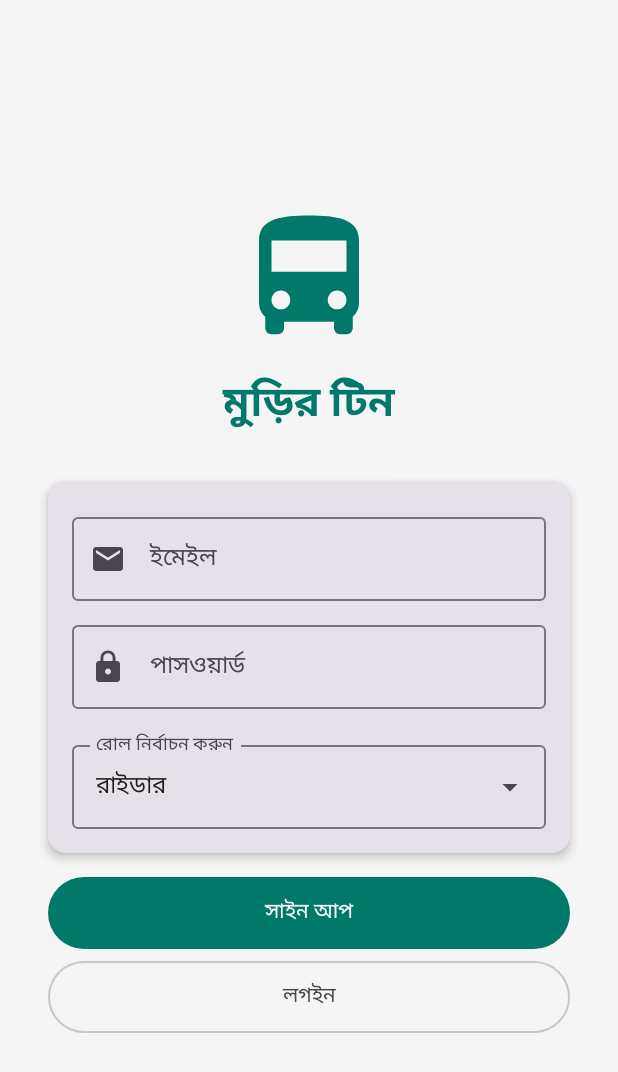
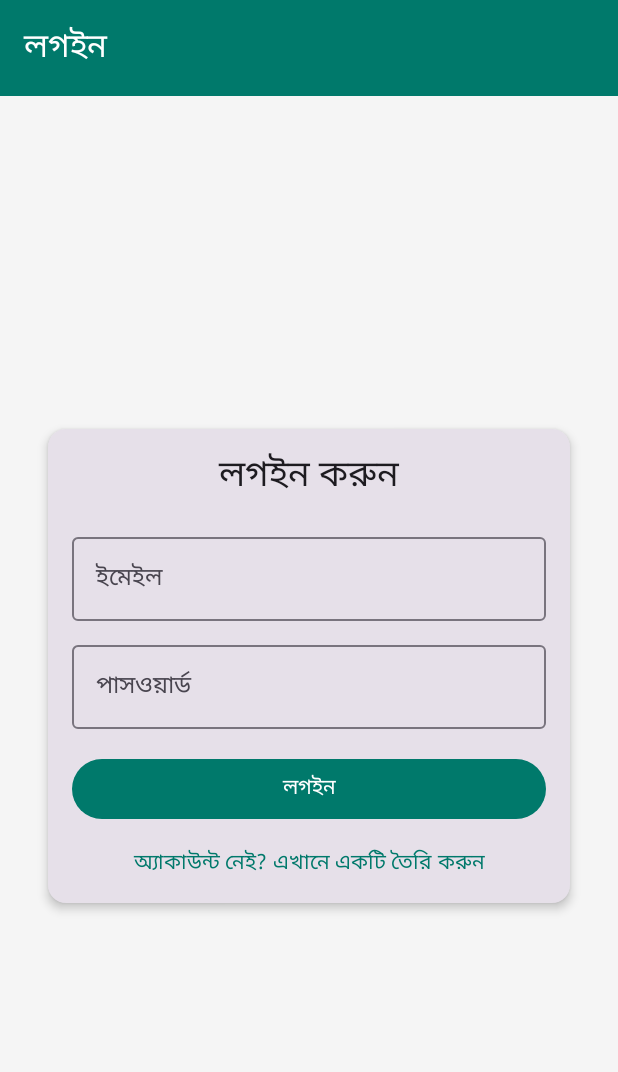
Before and after one commit to SimkiJahara/MurirTin, an Android app built with Jetpack Compose: the screen it shows after launch (MainActivity), on a phone screen of 412 x 824 dp. Shown: the top 1072 px of the screen. Run offline under Robolectric (Android 15) with nearby library versions, the phone set to English and light mode, and no system bars; our stand-ins replace Firebase (no records; nobody signed in at launch, a user with empty details on screens opened directly); 2 statements that could not run were skipped.

Commit message:
Added SignUpScreen for all roles, updated LoginScreen with signup link, modified UserDashboard to skip ProfileScreen if name/phone/age present

```diff
--- a/app/src/main/java/com/example/muritin/LoginScreen.kt
+++ b/app/src/main/java/com/example/muritin/LoginScreen.kt
@@ -1,12 +1,9 @@
 package com.example.muritin
 
-import android.util.Log
+import android.util.Patterns
 import android.widget.Toast
+import androidx.compose.foundation.clickable
 import androidx.compose.foundation.layout.*
-import androidx.compose.material.icons.Icons
-import androidx.compose.material.icons.filled.DirectionsBus
-import androidx.compose.material.icons.filled.Email
-import androidx.compose.material.icons.filled.Lock
 import androidx.compose.material3.*
 import androidx.compose.runtime.*
 import androidx.compose.ui.Alignment
@@ -14,8 +11,8 @@ import androidx.compose.ui.Modifier
 import androidx.compose.ui.platform.LocalContext
 import androidx.compose.ui.semantics.contentDescription
 import androidx.compose.ui.semantics.semantics
-import androidx.compose.ui.text.font.FontWeight
 import androidx.compose.ui.text.input.PasswordVisualTransformation
+import androidx.compose.ui.text.style.TextAlign
 import androidx.compose.ui.unit.dp
 import androidx.navigation.NavHostController
 import kotlinx.coroutines.launch
@@ -30,14 +27,24 @@ fun LoginScreen(
     val scope = rememberCoroutineScope()
     var email by remember { mutableStateOf("") }
     var password by remember { mutableStateOf("") }
-    var role by remember { mutableStateOf("Rider") }
-    var expanded by remember { mutableStateOf(false) }
     var isLoading by remember { mutableStateOf(false) }
     var error by remember { mutableStateOf<String?>(null) }
-    val roles = listOf("Rider" to "রাইডার", "Conductor" to "কন্ডাক্টর", "Owner" to "ওনার")
     val snackbarHostState = remember { SnackbarHostState() }
 
+    fun isValidEmail(email: String): Boolean {
+        return Patterns.EMAIL_ADDRESS.matcher(email).matches()
+    }
+
     Scaffold(
+        topBar = {
+            TopAppBar(
+                title = { Text("লগইন") },
+                colors = TopAppBarDefaults.topAppBarColors(
+                    containerColor = MaterialTheme.colorScheme.primary,
+                    titleContentColor = MaterialTheme.colorScheme.onPrimary
+                )
+            )
+        },
         snackbarHost = { SnackbarHost(hostState = snackbarHostState) }
     ) { padding ->
         Column(
@@ -48,23 +55,6 @@ fun LoginScreen(
             verticalArrangement = Arrangement.Center,
             horizontalAlignment = Alignment.CenterHorizontally
         ) {
-            Icon(
-                imageVector = Icons.Default.DirectionsBus,
-                contentDescription = "মুড়ি টিন লোগো",
-                modifier = Modifier
-                    .size(100.dp)
-                    .semantics { contentDescription = "মুড়ি টিন লোগো" },
-                tint = MaterialTheme.colorScheme.primary
-            )
-            Spacer(modifier = Modifier.height(16.dp))
-            Text(
-                text = "মুড়ির টিন",
-                style = MaterialTheme.typography.headlineMedium,
-                fontWeight = FontWeight.Bold,
-                color = MaterialTheme.colorScheme.primary
-            )
-            Spacer(modifier = Modifier.height(32.dp))
-
             Card(
                 modifier = Modifier
                     .fillMaxWidth()
@@ -77,167 +67,99 @@ fun LoginScreen(
                         .fillMaxWidth(),
                     horizontalAlignment = Alignment.CenterHorizontally
                 ) {
+                    Text(
+                        text = "লগইন করুন",
+                        style = MaterialTheme.typography.headlineSmall,
+                        modifier = Modifier.padding(bottom = 16.dp)
+                    )
+
                     OutlinedTextField(
                         value = email,
                         onValueChange = { email = it },
                         label = { Text("ইমেইল") },
-                        leadingIcon = {
-                            Icon(
-                                Icons.Default.Email,
-                                contentDescription = "ইমেইল আইকন",
-                                modifier = Modifier.semantics { contentDescription = "ইমেইল আইকন" }
-                            )
-                        },
                         modifier = Modifier
                             .fillMaxWidth()
-                            .semantics { contentDescription = "ইমেইল প্রবেশ করান" },
-                        singleLine = true
+                            .semantics { contentDescription = "ইমেইল ক্ষেত্র" },
+                        isError = !isValidEmail(email) && email.isNotBlank()
                     )
+
                     Spacer(modifier = Modifier.height(8.dp))
+
                     OutlinedTextField(
                         value = password,
                         onValueChange = { password = it },
                         label = { Text("পাসওয়ার্ড") },
-                        leadingIcon = {
-                            Icon(
-                                Icons.Default.Lock,
-                                contentDescription = "পাসওয়ার্ড আইকন",
-                                modifier = Modifier.semantics { contentDescription = "পাসওয়ার্ড আইকন" }
-                            )
+                        visualTransformation = PasswordVisualTransformation(),
+                        modifier = Modifier
+                            .fillMaxWidth()
+                            .semantics { contentDescription = "পাসওয়ার্ড ক্ষেত্র" },
+                        isError = password.length < 6 && password.isNotBlank()
+                    )
+
+                    Spacer(modifier = Modifier.height(16.dp))
+
+                    Button(
+                        onClick = {
+                            if (!isValidEmail(email)) {
+                                error = "বৈধ ইমেইল প্রয়োজন"
+                                scope.launch {
+                                    snackbarHostState.showSnackbar(error ?: "অজানা ত্রুটি")
+                                }
+                            } else if (password.length < 6) {
+                                error = "পাসওয়ার্ড কমপক্ষে ৬ অক্ষর হতে হবে"
+                                scope.launch {
+                                    snackbarHostState.showSnackbar(error ?: "অজানা ত্রুটি")
+                                }
+                            } else {
+                                isLoading = true
+                                error = null
+                                scope.launch {
+                                    val result = AuthRepository().login(email, password)
+                                    isLoading = false
+                                    when {
+                                        result.isSuccess -> {
+                                            Toast.makeText(context, "লগইন সফল", Toast.LENGTH_SHORT).show()
+                                            result.getOrNull()?.let { onLoginSuccess(it) }
+                                        }
+                                        else -> {
+                                            error = result.exceptionOrNull()?.message ?: "লগইন ব্যর্থ"
+                                            scope.launch {
+                                                snackbarHostState.showSnackbar(error ?: "অজানা ত্রুটি")
+                                            }
+                                        }
+                                    }
+                                }
+                            }
                         },
                         modifier = Modifier
                             .fillMaxWidth()
-                            .semantics { contentDescription = "পাসওয়ার্ড প্রবেশ করান" },
-                        singleLine = true,
-                        visualTransformation = PasswordVisualTransformation()
-                    )
+                            .semantics { contentDescription = "লগইন বোতাম" },
+                        enabled = !isLoading
+                    ) {
+                        if (isLoading) {
+                            CircularProgressIndicator(
+                                modifier = Modifier.size(24.dp),
+                                color = MaterialTheme.colorScheme.onPrimary
+                            )
+                        } else {
+                            Text("লগইন")
+                        }
+                    }
+
                     Spacer(modifier = Modifier.height(16.dp))
 
-                    ExposedDropdownMenuBox(
-                        expanded = expanded,
-                        onExpandedChange = { expanded = !expanded },
-                        modifier = Modifier.fillMaxWidth()
-                    ) {
-                        OutlinedTextField(
-                            value = roles.find { it.first == role }?.second ?: "রাইডার",
-                            onValueChange = {},
-                            label = { Text("রোল নির্বাচন করুন") },
-                            readOnly = true,
-                            trailingIcon = {
-                                ExposedDropdownMenuDefaults.TrailingIcon(expanded = expanded)
-                            },
-                            modifier = Modifier
-                                .fillMaxWidth()
-                                .menuAnchor()
-                                .semantics { contentDescription = "রোল নির্বাচন" }
-                        )
-                        ExposedDropdownMenu(
-                            expanded = expanded,
-                            onDismissRequest = { expanded = false }
-                        ) {
-                            roles.forEach { (key, value) ->
-                                DropdownMenuItem(
-                                    text = { Text(value) },
-                                    onClick = {
-                                        role = key
-                                        expanded = false
-                                    },
-                                    modifier = Modifier.semantics { contentDescription = "রোল: $value" }
-                                )
+                    Text(
+                        text = "অ্যাকাউন্ট নেই? এখানে একটি তৈরি করুন",
+                        style = MaterialTheme.typography.bodyMedium,
+                        color = MaterialTheme.colorScheme.primary,
+                        modifier = Modifier
+                            .clickable {
+                                navController.navigate("signup")
                             }
-                        }
-                    }
+                            .semantics { contentDescription = "নিবন্ধন লিঙ্ক" },
+                        textAlign = TextAlign.Center
+                    )
                 }
-            }
-            Spacer(modifier = Modifier.height(16.dp))
-
-            Button(
-                onClick = {
-                    if (email.isNotEmpty() && password.isNotEmpty()) {
-                        isLoading = true
-                        scope.launch {
-                            Log.d("LoginScreen", "Attempting signup with email: $email, role: $role")
-                            val result = AuthRepository().signup(email, password, role)
-                            isLoading = false
-                            when {
-                                result.isSuccess -> {
-                                    Log.d("LoginScreen", "Signup successful for ${result.getOrNull()?.email}")
-                                    Toast.makeText(context, "সাইন আপ সফল!", Toast.LENGTH_SHORT).show()
-                                    result.getOrNull()?.let { onLoginSuccess(it) }
-                                }
-                                else -> {
-                                    val message = result.exceptionOrNull()?.message ?: "অজানা ত্রুটি"
-                                    Log.e("LoginScreen", "Signup failed: $message")
-                                    error = "সাইন আপ ব্যর্থ: $message"
-                                    scope.launch {
-                                        snackbarHostState.showSnackbar(error!!)
-                                    }
-                                }
-                            }
-                        }
-                    } else {
-                        error = "ইমেইল এবং পাসওয়ার্ড পূরণ করুন"
-                        scope.launch {
-                            snackbarHostState.showSnackbar(error!!)
-                        }
-                    }
-                },
-                modifier = Modifier
-                    .fillMaxWidth()
-                    .padding(horizontal = 16.dp)
-                    .height(48.dp)
-                    .semantics { contentDescription = "সাইন আপ বাটন" },
-                enabled = !isLoading
-            ) {
-                Text("সাইন আপ")
-            }
-            Spacer(modifier = Modifier.height(8.dp))
-            OutlinedButton(
-                onClick = {
-                    if (email.isNotEmpty() && password.isNotEmpty()) {
-                        isLoading = true
-                        scope.launch {
-                            Log.d("LoginScreen", "Attempting login with email: $email")
-                            val result = AuthRepository().login(email, password)
-                            isLoading = false
-                            when {
-                                result.isSuccess -> {
-                                    Log.d("LoginScreen", "Login successful for ${result.getOrNull()?.email}")
-                                    Toast.makeText(context, "লগইন সফল!", Toast.LENGTH_SHORT).show()
-                                    result.getOrNull()?.let { onLoginSuccess(it) }
-                                }
-                                else -> {
-                                    val message = result.exceptionOrNull()?.message ?: "অজানা ত্রুটি"
-                                    Log.e("LoginScreen", "Login failed: $message")
-                                    error = "লগইন ব্যর্থ: $message"
-                                    scope.launch {
-                                        snackbarHostState.showSnackbar(error!!)
-                                    }
-                                }
-                            }
-                        }
-                    } else {
-                        error = "ইমেইল এবং পাসওয়ার্ড পূরণ করুন"
-                        scope.launch {
-                            snackbarHostState.showSnackbar(error!!)
-                        }
-                    }
-                },
-                modifier = Modifier
-                    .fillMaxWidth()
-                    .padding(horizontal = 16.dp)
-                    .height(48.dp)
-                    .semantics { contentDescription = "লগইন বাটন" },
-                enabled = !isLoading
-            ) {
-                Text("লগইন")
-            }
-
-            if (isLoading) {
-                Spacer(modifier = Modifier.height(16.dp))
-                CircularProgressIndicator(
-                    modifier = Modifier.semantics { contentDescription = "লোড হচ্ছে" }
-                )
             }
         }
     }
```
Also changed, not shown: app/src/main/java/com/example/muritin/AuthRepository.kt (+16 -3 lines), app/src/main/java/com/example/muritin/MainActivity.kt (+15 -3 lines), app/src/main/java/com/example/muritin/SignUpScreen.kt (added, +276 -0 lines).
